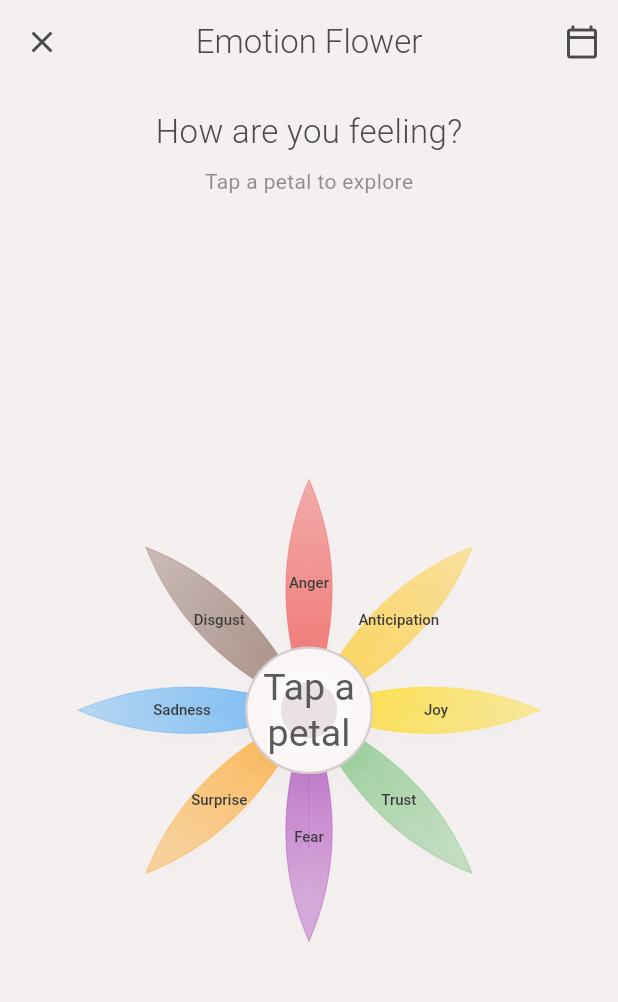
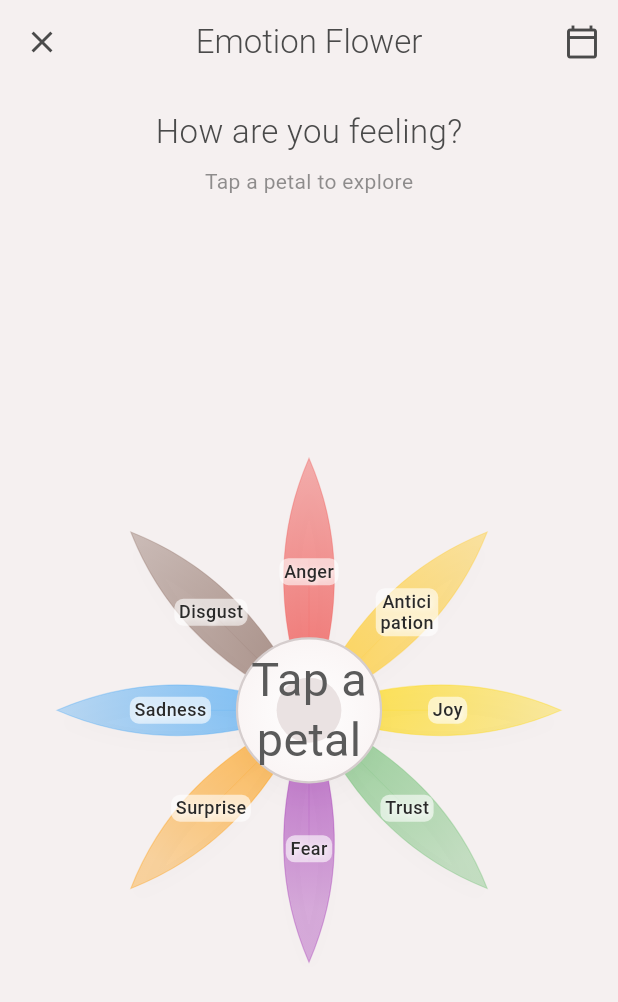
Before and after one commit to Aledgez05/AIYORI, a Flutter app: the screen it shows once a user with an empty profile is signed in, after a tap on an icon or button, on a phone screen of 412 x 824 dp. Shown: the top 1002 px of the screen. Run offline on Flutter 3.47's test engine with Material 3 defaults, Android fonts, the phone set to English and light mode, and no system bars; our stand-ins replace cloud_firestore, firebase_analytics, firebase_auth, firebase_core, firebase_storage, table_calendar; accounts and stored records are empty.

Commit message:
le movi un poco a lo del emotion flower

```diff
--- a/aiyori/lib/features/home/presentation/screens/emotion_flower_screen.dart
+++ b/aiyori/lib/features/home/presentation/screens/emotion_flower_screen.dart
@@ -24,9 +24,8 @@ class _EmotionFlowerScreenState extends State<EmotionFlowerScreen>
   List<String> _currentSubEmotions = [];
   bool _isExpanded = false;
   bool _isSaving = false;
-  String? _moodStatus; // Mood status based on base emotion
+  String? _moodStatus;
 
-  // Mapping from base emotion to detected mood label and level
   static const Map<String, Map<String, dynamic>> _emotionToMood = {
     'Joy': {'status': 'Very Good', 'level': 4},
     'Trust': {'status': 'Good', 'level': 3},
@@ -38,7 +37,6 @@ class _EmotionFlowerScreenState extends State<EmotionFlowerScreen>
     'Anger': {'status': 'Bad', 'level': 1},
   };
 
-  // 8 base emotions
   static const List<Map<String, dynamic>> _baseEmotions = [
     {'name': 'Joy', 'color': Color(0xFFFFD700), 'angle': 0.0},
     {'name': 'Trust', 'color': Color(0xFF66BB6A), 'angle': 45.0},
@@ -50,7 +48,6 @@ class _EmotionFlowerScreenState extends State<EmotionFlowerScreen>
     {'name': 'Anticipation', 'color': Color(0xFFFFCA28), 'angle': 315.0},
   ];
 
-  // Sub-emotions
   static const Map<String, List<Map<String, dynamic>>> _subEmotions = {
     'Joy': [
       {'name': 'Optimism', 'color': Color(0xFFFFE082)},
@@ -132,11 +129,10 @@ class _EmotionFlowerScreenState extends State<EmotionFlowerScreen>
   }
 
   void _onSubEmotionTap(String subEmotion) {
-    print('Sub-emotion tapped: $subEmotion'); // Debug
+    print('Sub-emotion tapped: $subEmotion');
 
     setState(() {
       _selectedSubEmotion = subEmotion;
-      // Update mood status based on base emotion
       if (_selectedBaseEmotion != null) {
         final moodData = _emotionToMood[_selectedBaseEmotion!];
         if (moodData != null) {
@@ -164,7 +160,7 @@ class _EmotionFlowerScreenState extends State<EmotionFlowerScreen>
           .limit(1)
           .get();
 
-      return snapshot.docs.isEmpty; // True if no duplicate, False if exists
+      return snapshot.docs.isEmpty;
     } on FirebaseException catch (e) {
       print('Firebase error checking duplicate: $e');
       rethrow;
@@ -183,7 +179,6 @@ class _EmotionFlowerScreenState extends State<EmotionFlowerScreen>
     setState(() => _isSaving = true);
 
     try {
-      // Ensure the user is authenticated before attempting reads/writes.
       final uid = FirebaseAuth.instance.currentUser?.uid;
       if (uid == null) {
         if (mounted) _showErrorDialog('Please sign in to save your emotions.');
@@ -220,7 +215,6 @@ class _EmotionFlowerScreenState extends State<EmotionFlowerScreen>
             'timestamp': Timestamp.fromDate(DateTime.now()),
         });
 
-      // Also upsert a `daily_records` document so the calendar shows today's check-in
       try {
         final now = DateTime.now();
         final localMidnight = DateTime(now.year, now.month, now.day);
@@ -382,7 +376,7 @@ class _EmotionFlowerScreenState extends State<EmotionFlowerScreen>
                               : [],
                           expansionProgress: _animation.value,
                         ),
-                        size: const Size(380, 380),
+                        size: const Size(400, 400),
                       ),
                     );
                   },
@@ -520,7 +514,7 @@ class _EmotionFlowerScreenState extends State<EmotionFlowerScreen>
   }
 
   void _handleTap(TapUpDetails details) {
-    final size = 380.0;
+    final size = 400.0;
     final center = Offset(size / 2, size / 2);
     final localPosition = details.localPosition;
 
@@ -528,7 +522,6 @@ class _EmotionFlowerScreenState extends State<EmotionFlowerScreen>
     final dy = localPosition.dy - center.dy;
     final distance = math.sqrt(dx * dx + dy * dy);
 
-    // Calcular ángulo (0° = derecha, sentido horario)
     double angle = math.atan2(dy, dx) * 180 / math.pi;
     if (angle < 0) angle += 360;
 
@@ -537,8 +530,7 @@ class _EmotionFlowerScreenState extends State<EmotionFlowerScreen>
     print('Is Expanded: $_isExpanded');
     print('Selected Base: $_selectedBaseEmotion');
 
-    if (distance < 45) {
-      // Centro
+    if (distance < 50) {
       print('Tapped center');
       if (_isExpanded) {
         setState(() {
@@ -548,18 +540,15 @@ class _EmotionFlowerScreenState extends State<EmotionFlowerScreen>
         });
       }
     } else if (!_isExpanded) {
-      // Pétalos base
       print('Tapped base petal');
       _findAndSelectBaseEmotion(angle);
     } else if (_isExpanded && _selectedBaseEmotion != null) {
-      // Sub-pétalos
       print('Tapped sub-petal area');
       _findAndSelectSubEmotion(angle);
     }
   }
 
   void _findAndSelectBaseEmotion(double angle) {
-    // Cada pétalo ocupa 45 grados
     double adjustedAngle = (angle + 22.5) % 360;
     int index = (adjustedAngle / 45).floor();
     if (index >= 8) index = 0;
@@ -579,10 +568,8 @@ class _EmotionFlowerScreenState extends State<EmotionFlowerScreen>
     final baseData = _baseEmotions.firstWhere((e) => e['name'] == _selectedBaseEmotion);
     final baseAngle = baseData['angle'] as double;
 
-    // Calcular ángulo relativo al pétalo base
     double relativeAngle = angle - baseAngle;
 
-    // Normalizar al rango [-180, 180]
     while (relativeAngle > 180) {
       relativeAngle -= 360;
     }
@@ -593,17 +580,14 @@ class _EmotionFlowerScreenState extends State<EmotionFlowerScreen>
     print('Base angle: $baseAngle');
     print('Relative angle: $relativeAngle');
 
-    // Verificar si el tap está en el área de los sub-pétalos
-    // Los sub-pétalos están en un arco de -45° a +45° relativo al ángulo base
-    if (relativeAngle >= -45 && relativeAngle <= 45) {
-      // Determinar qué sub-pétalo fue tocado
+    if (relativeAngle >= -50 && relativeAngle <= 50) {
       int index;
-      if (relativeAngle < -15) {
-        index = 0; // Izquierda
-      } else if (relativeAngle < 15) {
-        index = 1; // Centro
+      if (relativeAngle < -20) {
+        index = 0;
+      } else if (relativeAngle < 20) {
+        index = 1;
       } else {
-        index = 2; // Derecha
+        index = 2;
       }
 
       print('Sub-emotion index: $index');
@@ -618,8 +602,6 @@ class _EmotionFlowerScreenState extends State<EmotionFlowerScreen>
     }
   }
 }
-
-// ─── Painter con pétalos orgánicos ────────────────────────────────────────────
 
 class _EmotionFlowerPainter extends CustomPainter {
   final List<Map<String, dynamic>> baseEmotions;
@@ -641,13 +623,11 @@ class _EmotionFlowerPainter extends CustomPainter {
     final center = Offset(size.width / 2, size.height / 2);
     final baseRadius = size.width * 0.30;
 
-    // Fondo limpio
     final bgPaint = Paint()
       ..color = const Color(0xFFF5F0F0)
       ..style = PaintingStyle.fill;
     canvas.drawRect(Rect.fromLTWH(0, 0, size.width, size.height), bgPaint);
 
-    // Dibujar pétalos base
     for (int i = 0; i < baseEmotions.length; i++) {
       final emotion = baseEmotions[i];
       final startAngle = (emotion['angle'] as double) * math.pi / 180;
@@ -660,50 +640,48 @@ class _EmotionFlowerPainter extends CustomPainter {
         color: emotion['color'] as Color,
         isSelected: selectedBase == emotion['name'],
         label: emotion['name'] as String,
+        isBasePetal: true,
       );
     }
 
-    // Dibujar sub-pétalos
     if (expansionProgress > 0 && selectedBase != null) {
       final baseAngle = baseEmotions
           .firstWhere((e) => e['name'] == selectedBase)['angle'] as double;
 
       final subRadius = baseRadius * 0.55;
-      final distanceFromCenter = baseRadius * 1.35;
+      final distanceFromCenter = baseRadius * 1.30;
 
-      // Posiciones de los sub-pétalos: -30°, 0°, +30°
-      final angles = [-30.0, 0.0, 30.0];
+      final angles = [-35.0, 0.0, 35.0];
 
       for (int i = 0; i < subEmotions.length && i < 3; i++) {
         final sub = subEmotions[i];
         final angleOffset = angles[i];
-        final startAngle = (baseAngle + angleOffset) * math.pi / 180;
 
-        final expandedDistance = distanceFromCenter * (0.7 + 0.5 * expansionProgress);
-        final expandedRadius = subRadius * (0.5 + 0.6 * expansionProgress);
+        final subAngle = (baseAngle + angleOffset) * math.pi / 180;
+
+        final expandedDistance = distanceFromCenter * (0.85 + 0.35 * expansionProgress);
 
         final petalCenter = Offset(
-          center.dx + math.cos(baseAngle * math.pi / 180) * expandedDistance,
-          center.dy + math.sin(baseAngle * math.pi / 180) * expandedDistance,
+          center.dx + math.cos(subAngle) * expandedDistance,
+          center.dy + math.sin(subAngle) * expandedDistance,
         );
 
-        final opacity = math.min(1.0, expansionProgress * 1.3);
+        final opacity = math.min(1.0, expansionProgress * 1.2);
 
         _drawOrganicPetal(
           canvas: canvas,
           center: petalCenter,
-          radius: expandedRadius,
-          startAngle: startAngle,
+          radius: subRadius * expansionProgress,
+          startAngle: subAngle,
           color: (sub['color'] as Color).withOpacity(opacity),
           isSelected: selectedSub == sub['name'],
-          label: expansionProgress > 0.7 ? sub['name'] as String : null,
+          label: expansionProgress > 0.8 ? sub['name'] as String : null,
           isSubPetal: true,
         );
       }
     }
 
-    // Dibujar centro
-    _drawFlowerCenter(canvas, center, size.width * 0.11);
+    _drawFlowerCenter(canvas, center, size.width * 0.12);
   }
 
   void _drawOrganicPetal({
@@ -715,9 +693,10 @@ class _EmotionFlowerPainter extends CustomPainter {
     bool isSelected = false,
     String? label,
     bool isSubPetal = false,
+    bool isBasePetal = false,
   }) {
     final path = Path();
-    final petalLength = radius * (isSubPetal ? 1.15 : 1.35);
+    final petalLength = radius * (isSubPetal ? 1.25 : 1.4);
 
     final tipAngle = startAngle;
     final tipX = center.dx + math.cos(tipAngle) * petalLength;
@@ -796,8 +775,8 @@ class _EmotionFlowerPainter extends CustomPainter {
         text: label,
         center: center,
         angle: startAngle,
-        distance: petalLength * 0.55,
-        color: const Color(0xFF3A3A3A),
+        distance: petalLength * (isBasePetal ? 0.55 : 0.5),
+        color: const Color(0xFF2A2A2A),
         isSelected: isSelected,
         isSubPetal: isSubPetal,
       );
@@ -841,7 +820,7 @@ class _EmotionFlowerPainter extends CustomPainter {
 
     canvas.drawCircle(center, radius * 0.45, innerPaint);
 
-    _drawCenterText(canvas, center, 'Tap a\npetal', radius * 0.6);
+    _drawCenterText(canvas, center, 'Tap a\npetal', radius * 0.65);
   }
 
   void _drawPetalLabel({
@@ -854,25 +833,60 @@ class _EmotionFlowerPainter extends CustomPainter {
     required bool isSelected,
     required bool isSubPetal,
   }) {
-    final fontSize = isSubPetal ? 9.0 : 10.0;
+    final fontSize = isSubPetal ? 11.0 : 12.0;
+
+    // Format text for better display
+    String displayText = text;
+    if (text.length > 10) {
+      final midPoint = text.length ~/ 2;
+      displayText = '${text.substring(0, midPoint)}\n${text.substring(midPoint)}';
+    }
 
     final textPainter = TextPainter(
       text: TextSpan(
-        text: text,
+        text: displayText,
         style: TextStyle(
           color: color,
           fontSize: fontSize,
           fontWeight: isSelected ? FontWeight.w600 : FontWeight.w500,
+          letterSpacing: 0.3,
+          shadows: [
+            Shadow(
+              color: Colors.white.withOpacity(0.9),
+              blurRadius: 4,
+              offset: const Offset(1, 1),
+            ),
+          ],
         ),
       ),
       textDirection: TextDirection.ltr,
+      textAlign: TextAlign.center,
     );
 
     textPainter.layout();
 
-    final textAngle = angle;
-    final x = center.dx + math.cos(textAngle) * distance - textPainter.width / 2;
-    final y = center.dy + math.sin(textAngle) * distance - textPainter.height / 2;
+    // Adjust position to be more centered in the petal
+    final x = center.dx + math.cos(angle) * distance - textPainter.width / 2;
+    final y = center.dy + math.sin(angle) * distance - textPainter.height / 2;
+
+    // Add subtle background for better readability
+    final bgRect = Rect.fromLTWH(
+      x - 3,
+      y - 2,
+      textPainter.width + 6,
+      textPainter.height + 4,
+    );
+
+    final bgPaint = Paint()
+      ..color = Colors.white.withOpacity(isSelected ? 0.0 : 0.6)
+      ..style = PaintingStyle.fill;
+
+    if (!isSelected) {
+      canvas.drawRRect(
+        RRect.fromRectAndRadius(bgRect, const Radius.circular(6)),
+        bgPaint,
+      );
+    }
 
     textPainter.paint(canvas, Offset(x, y));
   }
@@ -888,6 +902,7 @@ class _EmotionFlowerPainter extends CustomPainter {
             color: const Color(0xFF5A5A5A),
             fontSize: fontSize,
             fontWeight: FontWeight.w400,
+            letterSpacing: 0.2,
           ),
         ),
         textDirection: TextDirection.ltr,
@@ -896,7 +911,7 @@ class _EmotionFlowerPainter extends CustomPainter {
       textPainter.layout();
 
       final x = center.dx - textPainter.width / 2;
-      final y = center.dy - textPainter.height / 2 + (i - 0.5) * fontSize * 1.2;
+      final y = center.dy - textPainter.height / 2 + (i - 0.5) * fontSize * 1.3;
 
       textPainter.paint(canvas, Offset(x, y));
     }
```
